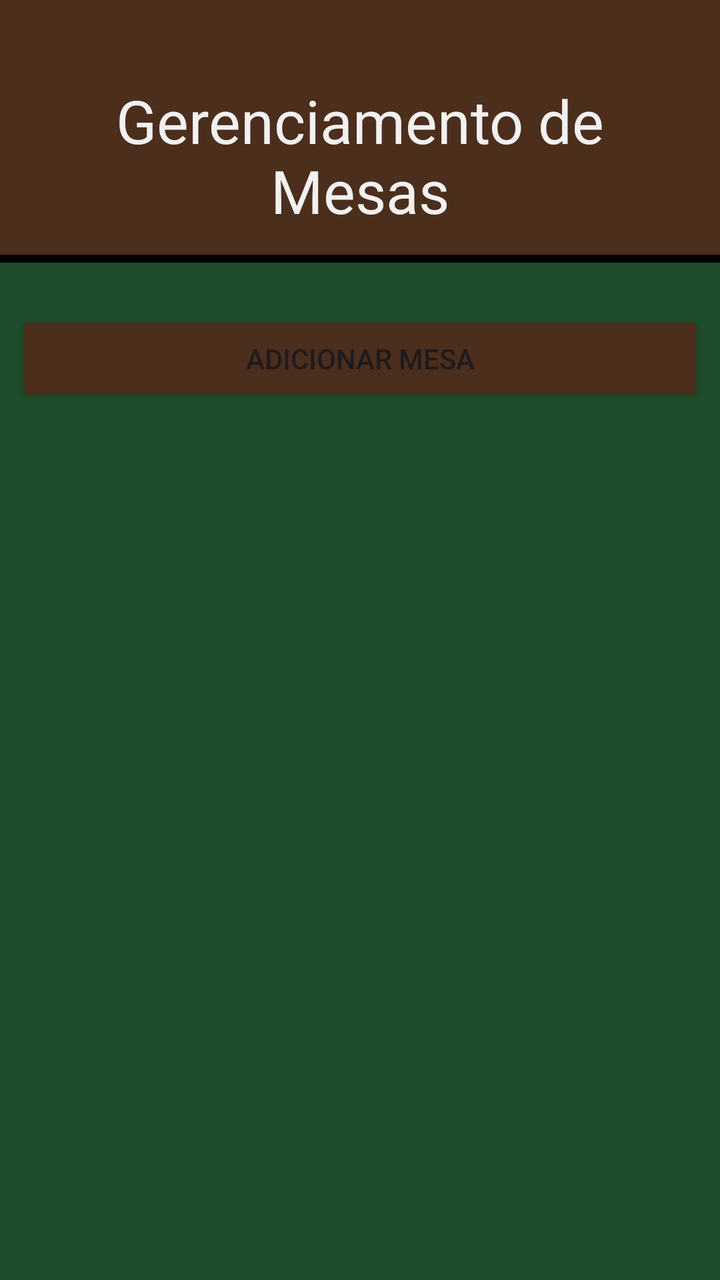
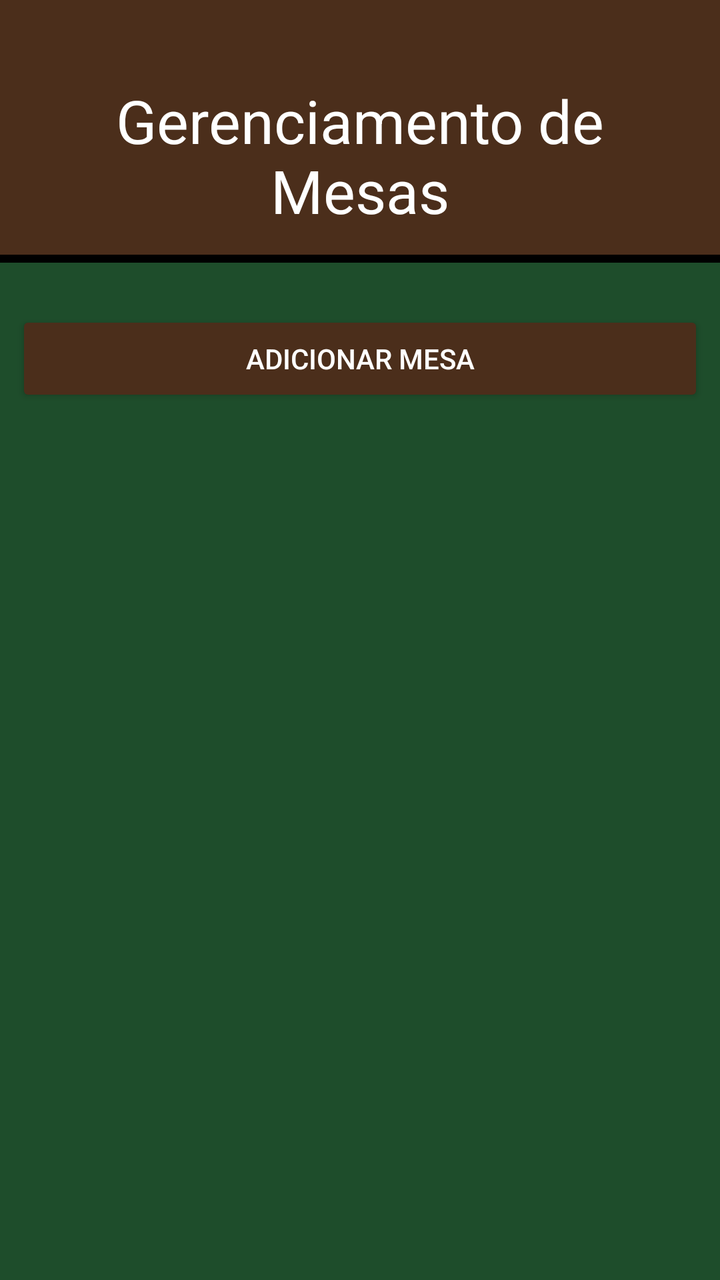

Screens rendered from an Android XML layout before and after an edit, with the pre-edit source and the edit as a unified diff.
<!-- AndroidManifest.xml: application theme Theme.Cacheta -->
<!-- res/layout/activity_table.xml -->
<?xml version="1.0" encoding="utf-8"?>
<LinearLayout xmlns:android="http://schemas.android.com/apk/res/android"
    android:id="@+id/main"
    android:orientation="vertical"
    android:background="@color/verde_mesa"
    android:layout_width="match_parent"
    android:layout_height="match_parent">

    <LinearLayout
        android:layout_width="match_parent"
        android:layout_height="wrap_content"
        android:background="@drawable/linear_border"
        android:paddingTop="24dp">

        <TextView
            android:layout_width="match_parent"
            android:layout_height="wrap_content"
            android:gravity="center"
            android:padding="16dp"
            android:text="Gerenciamento de Mesas"
            android:textColor="#F1F1F1"
            android:textSize="30sp" />
    </LinearLayout>

    <androidx.recyclerview.widget.RecyclerView
        android:id="@+id/recyclerTable"
        android:layout_width="match_parent"
        android:layout_height="wrap_content"
        android:padding="8dp"
        />

    <Button
        android:id="@+id/btnAddMesa"
        android:layout_width="match_parent"
        android:layout_height="wrap_content"
        android:backgroundTint="@color/marrom"
        android:text="Adicionar Mesa"
        android:layout_margin="8dp" />
</LinearLayout>
<!-- resources referenced by this layout -->
<resources>
  <color name="marrom">#4B2E1B</color>
  <color name="verde_mesa">#1E4D2B</color>
  <!-- drawable linear_border (drawable) -->
  <?xml version="1.0" encoding="utf-8"?>
  <layer-list xmlns:android="http://schemas.android.com/apk/res/android">
  
      <item>
          <shape android:shape="rectangle">
              <solid android:color="@color/black"/>
          </shape>
      </item>
  
      <item android:bottom="4dp">
          <shape android:shape="rectangle">
              <solid android:color="@color/marrom"/>
          </shape>
      </item>
  
  </layer-list>
  <style name="Theme.Cacheta" parent="Base.Theme.Cacheta" />
  <color name="black">#FF000000</color>
  <style name="Base.Theme.Cacheta" parent="Theme.Material3.DayNight.NoActionBar">
          
          
      </style>
</resources>

<!-- the commit's change to res/layout/activity_table.xml (unified diff, before → after) -->
@@ -18,7 +18,7 @@
             android:gravity="center"
             android:padding="16dp"
             android:text="Gerenciamento de Mesas"
-            android:textColor="#F1F1F1"
+            android:textColor="@color/white"
             android:textSize="30sp" />
     </LinearLayout>
 
@@ -34,6 +34,7 @@
         android:layout_width="match_parent"
         android:layout_height="wrap_content"
         android:backgroundTint="@color/marrom"
+        android:textColor="@color/white"
         android:text="Adicionar Mesa"
         android:layout_margin="8dp" />
 </LinearLayout>
<!-- resource entries referenced after the edit -->
@@ -2,6 +2,7 @@
 <resources>
   <color name="marrom">#4B2E1B</color>
   <color name="verde_mesa">#1E4D2B</color>
+  <color name="white">#FFFFFFFF</color>
   <!-- drawable linear_border (drawable) -->
   <?xml version="1.0" encoding="utf-8"?>
   <layer-list xmlns:android="http://schemas.android.com/apk/res/android">
@@ -19,11 +20,10 @@
       </item>
   
   </layer-list>
-  <style name="Theme.Cacheta" parent="Base.Theme.Cacheta" />
+  <style name="Theme.Cacheta" parent="Theme.Material3.DayNight.NoActionBar">
+          <item name="android:forceDarkAllowed">false</item>
+          <item name="android:textColor">@color/white</item> 
+      </style>
   <color name="black">#FF000000</color>
-  <style name="Base.Theme.Cacheta" parent="Theme.Material3.DayNight.NoActionBar">
-          
-          
-      </style>
 </resources>
 
